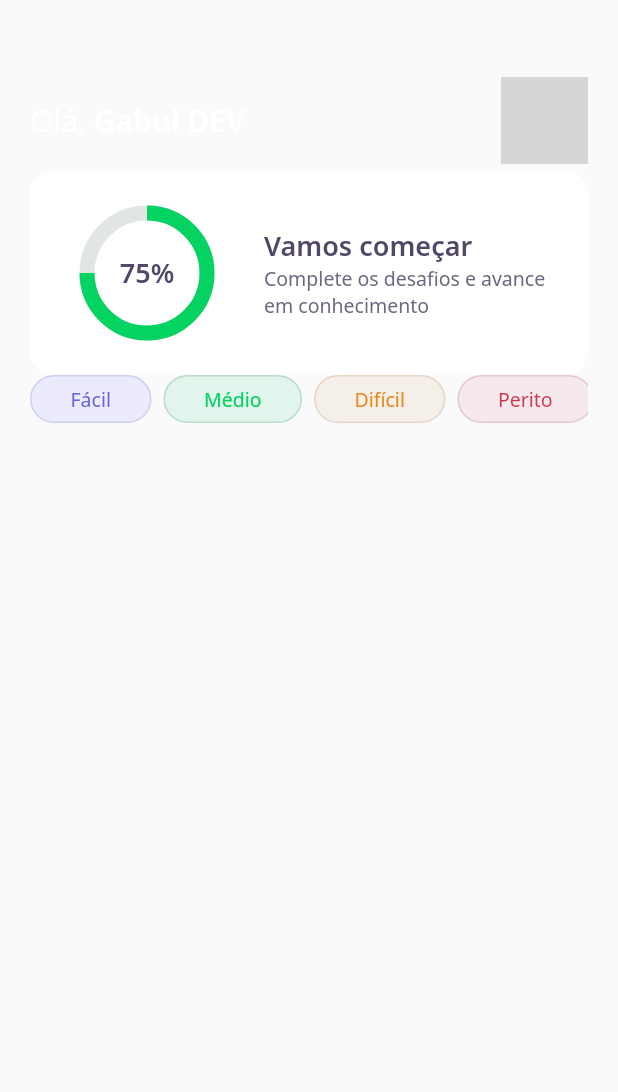
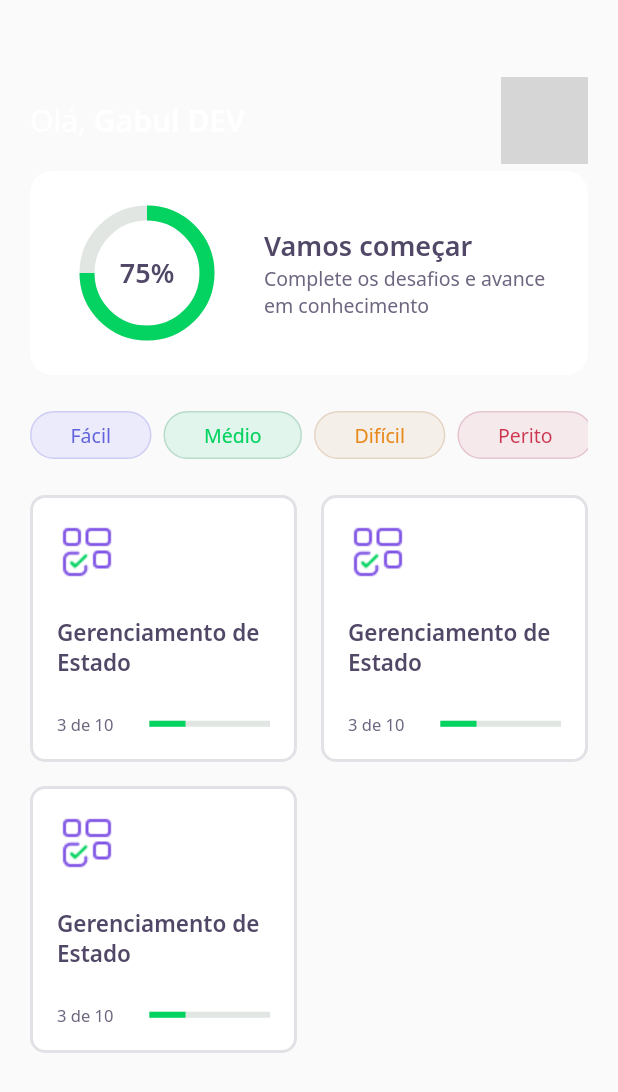
Before and after one commit to GabrielGPF/nlw_trilha_flutter, a Flutter app: the screen it shows after launch, on a phone screen of 412 x 824 dp. Shown: the top 1092 px of the screen. Run offline on Flutter 3.47's test engine with Material 2 defaults, Android fonts, the phone set to English and light mode, and no system bars; our stand-ins replace google_fonts; network calls fail; grey boxes are pictures that could not be loaded.

Commit message:
Quiz card component created and added

```diff
--- /dev/null
+++ b/lib/components/molecules/molecule_quiz_card.dart
@@ -0,0 +1,59 @@
+import 'package:flutter/material.dart';
+import 'package:nlw_trilha_flutter/core/app_colors.dart';
+import 'package:nlw_trilha_flutter/core/app_images.dart';
+import 'package:nlw_trilha_flutter/core/app_text_styles.dart';
+
+class QuizCard extends StatelessWidget {
+  @override
+  Widget build(BuildContext context) {
+    return Container(
+      padding: EdgeInsets.all(16),
+      decoration: BoxDecoration(
+        border: Border.fromBorderSide(
+          BorderSide(
+            color: AppColors.border,
+            width: 2,
+          ),
+        ),
+        color: AppColors.white,
+        borderRadius: BorderRadius.circular(10),
+      ),
+      child: Column(
+        crossAxisAlignment: CrossAxisAlignment.start,
+        children: [
+          Container(
+            height: 40,
+            width: 40,
+            child: Image.asset(AppImages.blocks),
+          ),
+          // SizedBox(height: 16),
+          Spacer(),
+          Text(
+            "Gerenciamento de Estado",
+            style: AppTextStyles.heading15,
+          ),
+          // SizedBox(height: 12),
+          Spacer(),
+          Row(
+            children: [
+              Text(
+                "3 de 10",
+                style: AppTextStyles.body11,
+              ),
+              SizedBox(width: 24),
+              Expanded(
+                flex: 2,
+                child: LinearProgressIndicator(
+                  value: 0.3,
+                  backgroundColor: AppColors.chartSecondary,
+                  valueColor:
+                      AlwaysStoppedAnimation<Color>(AppColors.chartPrimary),
+                ),
+              ),
+            ],
+          ),
+        ],
+      ),
+    );
+  }
+}
--- a/lib/pages/home_page.dart
+++ b/lib/pages/home_page.dart
@@ -1,5 +1,6 @@
 import 'package:flutter/material.dart';
 import 'package:nlw_trilha_flutter/components/atoms/atom_difficulty_tag.dart';
+import 'package:nlw_trilha_flutter/components/molecules/molecule_quiz_card.dart';
 import 'package:nlw_trilha_flutter/components/organisms/organism_home_app_bar.dart';
 
 class HomePage extends StatefulWidget {
@@ -13,11 +14,12 @@ class _HomePageState extends State<HomePage> {
     return Scaffold(
       appBar: HomeAppBar(),
       body: Container(
-        child: Column(
-          children: [
-            Padding(
-              padding: const EdgeInsets.symmetric(horizontal: 20.0),
-              child: SingleChildScrollView(
+        child: Padding(
+          padding: const EdgeInsets.symmetric(horizontal: 20.0),
+          child: Column(
+            children: [
+              SizedBox(height: 24.0),
+              SingleChildScrollView(
                 scrollDirection: Axis.horizontal,
                 child: Row(
                   // mainAxisAlignment: MainAxisAlignment.spaceBetween,
@@ -38,8 +40,21 @@ class _HomePageState extends State<HomePage> {
                   ],
                 ),
               ),
-            ),
-          ],
+              SizedBox(height: 24.0),
+              Expanded(
+                child: GridView.count(
+                  crossAxisSpacing: 16,
+                  mainAxisSpacing: 16,
+                  crossAxisCount: 2,
+                  children: [
+                    QuizCard(),
+                    QuizCard(),
+                    QuizCard(),
+                  ],
+                ),
+              ),
+            ],
+          ),
         ),
       ),
     );
```
